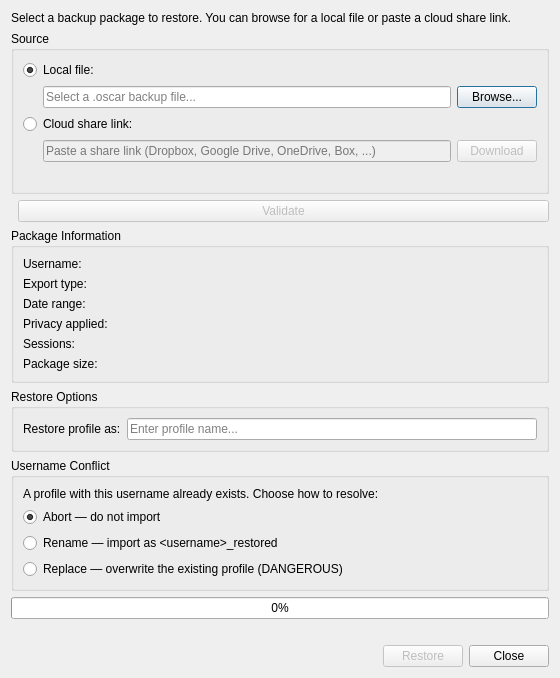
The window that oscar/restoredialog.ui (tomasohara/OSCAR-SQL) describes before a commit, drawn with Qt 5.
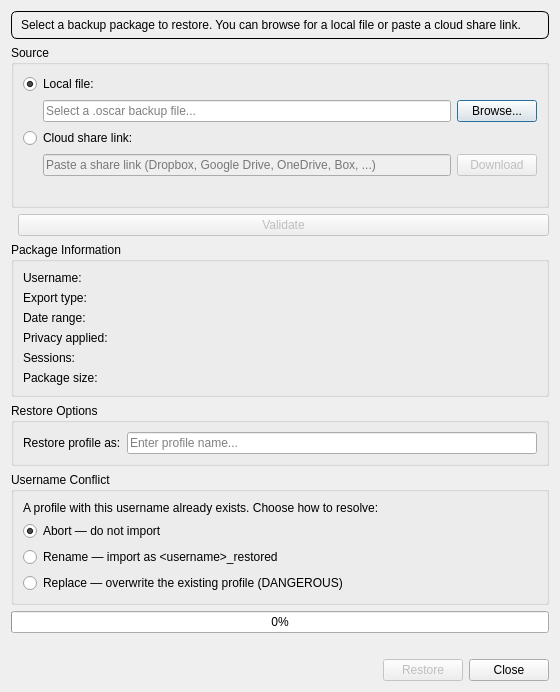
The same window after the commit.

Diff of the .ui file:
```diff
--- a/oscar/restoredialog.ui
+++ b/oscar/restoredialog.ui
@@ -17,6 +17,9 @@
    <!-- Introductory text -->
    <item>
     <widget class="QLabel" name="introLabel">
+     <property name="styleSheet">
+      <string notr="true">border: 1px solid; border-radius: 6px; padding: 6px;</string>
+     </property>
      <property name="text">
       <string>Select a backup package to restore. You can browse for a local file or paste a cloud share link.</string>
      </property>
```
